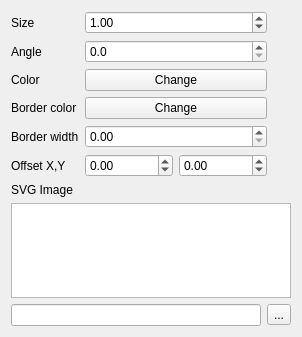
Qt form src/ui/symbollayer/widget_svgmarker.ui (qgis/QGIS) before a commit.
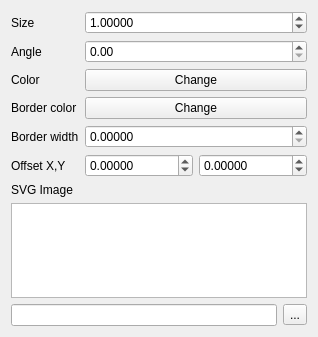
The same form after that commit.

What changed in the file:
```diff
--- a/src/ui/symbollayer/widget_svgmarker.ui
+++ b/src/ui/symbollayer/widget_svgmarker.ui
@@ -52,7 +52,7 @@
      <item row="1" column="1">
       <widget class="QDoubleSpinBox" name="spinAngle">
        <property name="decimals">
-        <number>1</number>
+        <number>2</number>
        </property>
        <property name="maximum">
         <double>360.000000000000000</double>
@@ -67,7 +67,7 @@
        <item>
         <widget class="QDoubleSpinBox" name="spinOffsetX">
          <property name="decimals">
-          <number>2</number>
+          <number>5</number>
          </property>
          <property name="minimum">
           <double>-100000.000000000000000</double>
@@ -80,7 +80,7 @@
        <item>
         <widget class="QDoubleSpinBox" name="spinOffsetY">
          <property name="decimals">
-          <number>2</number>
+          <number>5</number>
          </property>
          <property name="minimum">
           <double>-100000.000000000000000</double>
@@ -108,7 +108,7 @@
         </sizepolicy>
        </property>
        <property name="decimals">
-        <number>2</number>
+        <number>5</number>
        </property>
        <property name="maximum">
         <double>100000.000000000000000</double>
@@ -133,7 +133,11 @@
       </widget>
      </item>
      <item row="4" column="1">
-      <widget class="QDoubleSpinBox" name="mBorderWidthSpinBox"/>
+      <widget class="QDoubleSpinBox" name="mBorderWidthSpinBox">
+       <property name="decimals">
+        <number>5</number>
+       </property>
+      </widget>
      </item>
      <item row="4" column="0">
       <widget class="QLabel" name="mBorderWidthLabel">
```
